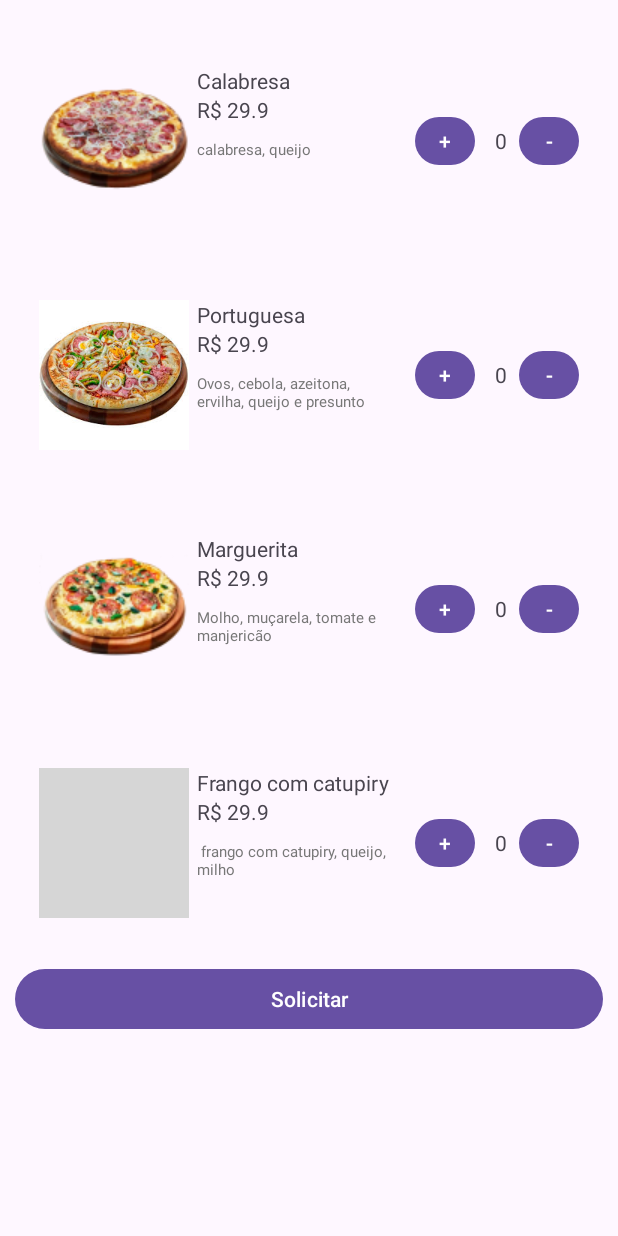
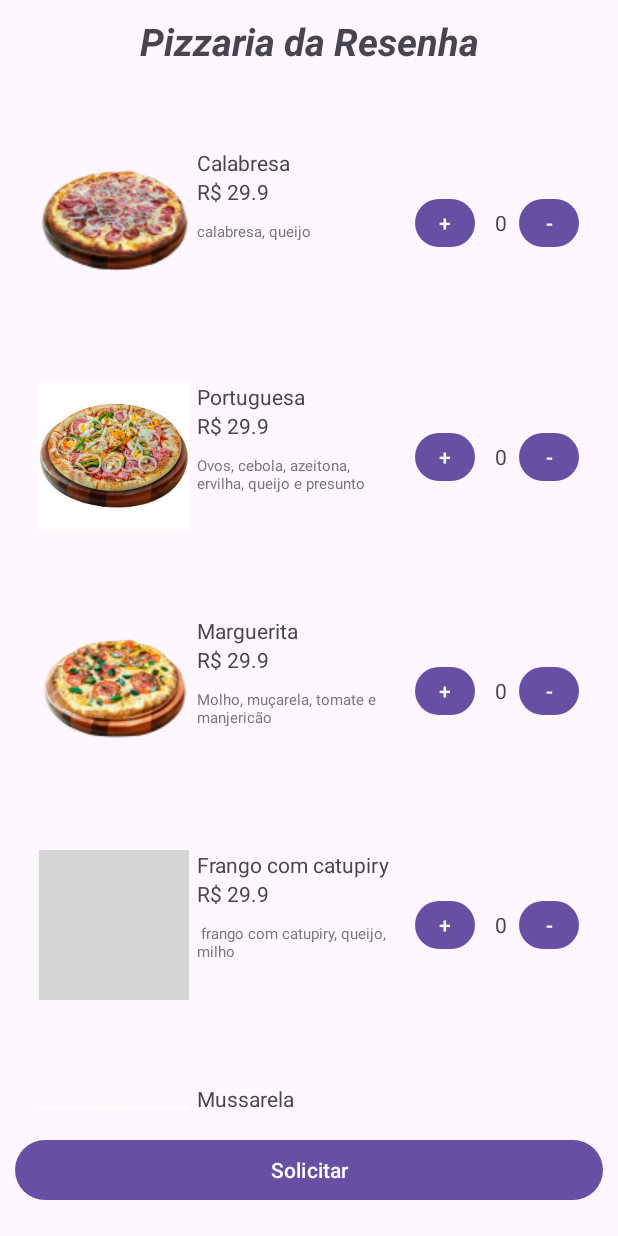
Before and after one commit to carvalho-daniel/android, an Android app: the screen it shows after launch (MainActivity), on a phone screen of 412 x 824 dp. Run offline under Robolectric (Android 15) with nearby library versions, the phone set to English and light mode, and no system bars; grey boxes are pictures that could not be loaded.

Commit message:
eu venho da roça

```diff
--- a/Pizzaria/app/src/main/res/layout/activity_main.xml
+++ b/Pizzaria/app/src/main/res/layout/activity_main.xml
@@ -8,18 +8,40 @@
     tools:context=".MainActivity"
     >
 
+    <TextView
+        android:id="@+id/titulo"
+        android:layout_width="match_parent"
+        android:layout_height="wrap_content"
+        android:text="Pizzaria da Resenha"
+        android:gravity="center"
+        android:layout_margin="10dp"
+        android:textSize="25dp"
+        android:textStyle="bold|italic"
+        />
+
     <androidx.recyclerview.widget.RecyclerView
         android:id="@+id/recyclerView"
         android:layout_width="match_parent"
-        android:layout_height="600dp"
-        android:layout_margin="16dp"/>
+        android:layout_height="wrap_content"
+        android:layout_marginStart="16dp"
+        android:layout_marginLeft="16dp"
+        android:layout_marginTop="16dp"
+        android:layout_marginEnd="16dp"
+        android:layout_marginRight="16dp"
+        android:layout_marginBottom="16dp"
+        android:layout_above="@+id/solicitar"
+        android:layout_below="@+id/titulo"
+        />
 
     <Button
+        android:id="@+id/solicitar"
         android:layout_width="match_parent"
         android:layout_height="wrap_content"
-        android:layout_below="@+id/recyclerView"
+        android:layout_alignParentBottom="true"
         android:text="Solicitar"
-        android:layout_margin="10dp"
+        android:layout_marginBottom="20dp"
+        android:layout_marginLeft="10dp"
+        android:layout_marginRight="10dp"
         />
 
 </RelativeLayout>
```
